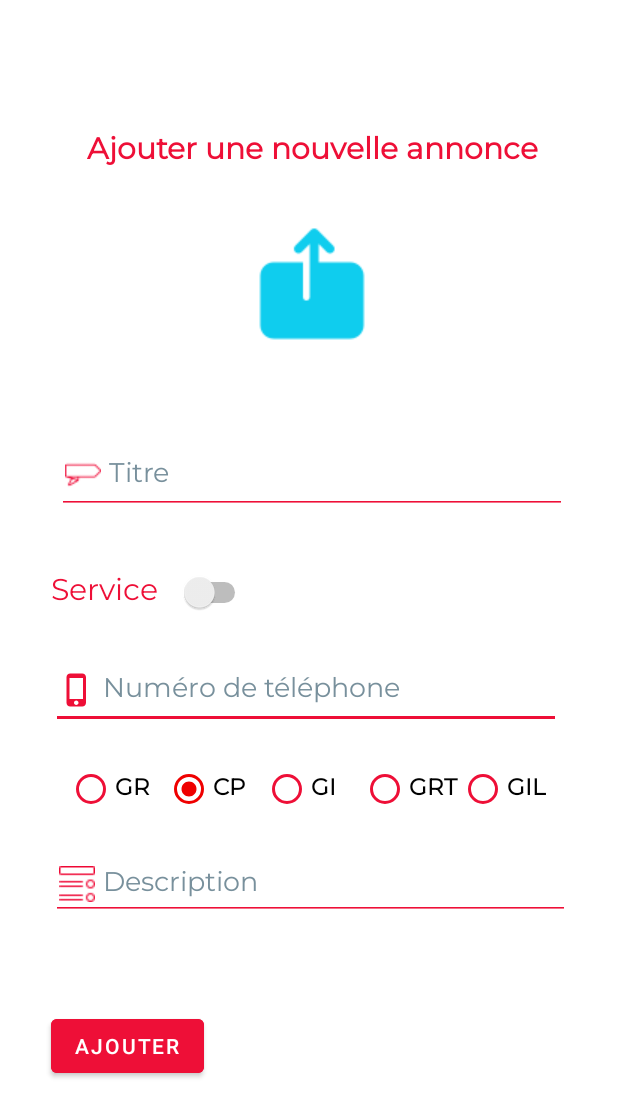
After one commit to ZakariaDani/Education_Store, an Android app: the AddNewAnnouncement screen opened directly, with no data from a screen before it, on a phone screen of 412 x 824 dp. The commit adds this screen. Shown: the top 1117 px of the screen. Run offline under Robolectric (Android 15) with nearby library versions, the phone set to English and light mode, and no system bars; our stand-ins replace Firebase (no records; nobody signed in at launch, a user with empty details on screens opened directly); 4 statements that could not run were skipped.

Commit message:
add new annoucement

```diff
--- /dev/null
+++ b/app/src/main/java/com/example/ensamarketplace/AddNewAnnouncement.java
@@ -0,0 +1,166 @@
+package com.example.ensamarketplace;
+import android.content.Intent;
+import android.graphics.Color;
+import android.os.Bundle;
+import android.provider.MediaStore;
+import android.view.View;
+import android.view.Window;
+import android.view.WindowManager;
+import android.widget.Button;
+import android.widget.CompoundButton;
+import android.widget.EditText;
+import android.widget.ImageView;
+import android.widget.ProgressBar;
+import android.widget.RadioButton;
+import android.widget.RadioGroup;
+import android.widget.Switch;
+import android.widget.Toast;
+
+import androidx.annotation.NonNull;
+import androidx.annotation.Nullable;
+import androidx.appcompat.app.AppCompatActivity;
+
+import com.example.ensamarketplace.model.Announcement;
+import com.example.ensamarketplace.model.User;
+import com.google.android.gms.tasks.OnCompleteListener;
+import com.google.android.gms.tasks.OnFailureListener;
+import com.google.android.gms.tasks.OnSuccessListener;
+import com.google.android.gms.tasks.Task;
+import com.google.firebase.auth.AuthResult;
+import com.google.firebase.auth.FirebaseAuth;
+import com.google.firebase.firestore.DocumentReference;
+import com.google.firebase.firestore.DocumentSnapshot;
+import com.google.firebase.firestore.FirebaseFirestore;
+
+public class AddNewAnnouncement extends AppCompatActivity {
+    EditText titre;
+    EditText phone;
+    EditText description;
+    RadioGroup branch;
+    ProgressBar loadingIcon;
+    Switch serviceSwitch;
+    User user;
+    ImageView uploadImage;
+    String titreInput, phoneInput, descriptionInput, typeInput="produit", branchInput, imageInput;
+    private final FirebaseFirestore firestore = FirebaseFirestore.getInstance();
+    private final FirebaseAuth firebaseAuth = FirebaseAuth.getInstance();
+    private final int GALLERY_REQ_CODE = 1000;
+
+    @Override
+    protected void onCreate(Bundle savedInstanceState) {
+        super.onCreate(savedInstanceState);
+        requestWindowFeature(Window.FEATURE_NO_TITLE);
+        this.getWindow().setFlags(
+                WindowManager.LayoutParams.FLAG_FULLSCREEN,WindowManager.LayoutParams.FLAG_FULLSCREEN);
+
+        getSupportActionBar().hide();
+        setContentView(R.layout.activity_add_new_announcement);
+        titre = findViewById(R.id.titre);
+        phone =(EditText) findViewById(R.id.phone);
+        branch = findViewById(R.id.branch);
+        description = findViewById(R.id.description);
+        loadingIcon = findViewById(R.id.loadingIcon);
+        serviceSwitch = findViewById(R.id.switchService);
+        uploadImage = findViewById(R.id.uploadImage);
+        user = getConnectedUser();
+    }
+
+    public void uploadImage(View view) {
+        Intent iGallery = new Intent(Intent.ACTION_PICK);
+        iGallery.setData(MediaStore.Images.Media.EXTERNAL_CONTENT_URI);
+        startActivityForResult(iGallery, GALLERY_REQ_CODE);
+    }
+
+    @Override
+    protected void onActivityResult(int requestCode, int resultCode, @Nullable Intent data) {
+        super.onActivityResult(requestCode, resultCode, data);
+        if(resultCode==RESULT_OK) {
+            if(requestCode == GALLERY_REQ_CODE) {
+                uploadImage.setImageURI(data.getData());
+                imageInput = data.getDataString();
+            }
+        }
+    }
+
+
+    public void addNewAnnouncement(View view) {
+        serviceSwitch.setOnCheckedChangeListener((buttonView, isChecked) -> {
+            typeInput = isChecked ? "service":"produit";
+            System.out.println(isChecked);
+        });
+        titreInput = titre.getText().toString();
+        phoneInput = phone.getText().toString();
+        descriptionInput = description.getText().toString();
+        RadioButton radio = findViewById(branch.getCheckedRadioButtonId());
+        branchInput = radio.getText().toString();
+        boolean validateForm = validateForm();
+        if(validateForm){
+            enableLoadingAnimation();
+            Announcement announcement = new Announcement(titreInput, typeInput, imageInput, branchInput, phoneInput, descriptionInput, firebaseAuth.getCurrentUser().getUid());
+            System.out.println(announcement);
+            //saveAnnouncement(announcement);
+        }
+
+
+    }
+
+    public void saveAnnouncement(Announcement announcement){
+        firestore.collection("Announcement").add(announcement)
+                .addOnSuccessListener(
+                        (OnSuccessListener) o -> showMessage("Votre annonce a été creé avec succée")
+                )
+                .addOnFailureListener(
+                        e -> showMessage("notre serveur est en service pour le moment")
+                ).addOnCompleteListener(
+                        (OnCompleteListener<Void>) task -> disableLoadingAnimation()
+                );
+    }
+
+    public boolean validateForm(){
+        boolean validForm = false;
+
+        if (titreInput.isEmpty() ||
+                typeInput.isEmpty() || branchInput.isEmpty() || phoneInput.isEmpty() || descriptionInput.isEmpty() ) {
+            showMessage("Tous les champs doivent etre remplis");
+        }else if (!phoneInput.matches("^0[5-8][0-9]+$")) {
+            showMessage("Ce numéro de téléphone est invalide");
+        }
+        else{
+            validForm = true;
+        }
+        return validForm;
+    }
+    public User getConnectedUser() {
+        User user = new User();
+        DocumentReference docRef = firestore.collection("Users").document(firebaseAuth.getCurrentUser().getUid());
+        docRef.get().addOnCompleteListener(task -> {
+            if (task.isSuccessful()) {
+                DocumentSnapshot document = task.getResult();
+                user.setName(document.get("name").toString());
+                user.setEmail(document.get("email").toString());
+                user.setPhone(document.get("phone").toString());
+                user.setBranch(document.get("branch").toString());
+                phone.setText(user.getPhone());
+                if (document.exists()) {
+                    System.out.println("data: " + user);
+                } else {
+                    System.out.println("No such document");
+                }
+            } else {
+                System.out.println("get failed with "+ task.getException());
+            }
+        });
+        return user;
+    }
+    public void showMessage(String errorMessage){
+        Toast.makeText(this,errorMessage,Toast.LENGTH_SHORT).show();
+    }
+
+    public void enableLoadingAnimation(){
+        loadingIcon.setVisibility(View.VISIBLE);
+    }
+
+    public void disableLoadingAnimation(){
+        loadingIcon.setVisibility(View.INVISIBLE);
+    }
+}
--- a/app/src/main/java/com/example/ensamarketplace/RegisterActivity.java
+++ b/app/src/main/java/com/example/ensamarketplace/RegisterActivity.java
@@ -8,8 +8,6 @@ import android.os.Bundle;
 import android.view.View;
 import android.view.Window;
 import android.view.WindowManager;
-import android.view.animation.Animation;
-import android.view.animation.AnimationUtils;
 import android.widget.EditText;
 import android.widget.ProgressBar;
 import android.widget.RadioButton;
--- /dev/null
+++ b/app/src/main/res/layout/activity_add_new_announcement.xml
@@ -0,0 +1,205 @@
+<?xml version="1.0" encoding="utf-8"?>
+<androidx.constraintlayout.widget.ConstraintLayout xmlns:android="http://schemas.android.com/apk/res/android"
+    xmlns:app="http://schemas.android.com/apk/res-auto"
+    xmlns:tools="http://schemas.android.com/tools"
+    style="@style/input"
+    android:layout_width="match_parent"
+    android:layout_height="match_parent"
+    android:background="#00DF1818"
+    android:backgroundTint="#FFFFFF"
+    android:backgroundTintMode="screen"
+    android:foregroundTint="#FFFFFF"
+    tools:context=".LoginActivity">
+
+    <androidx.constraintlayout.widget.ConstraintLayout
+        android:id="@+id/constraintLayout"
+        android:layout_width="380dp"
+        android:layout_height="702dp"
+        app:layout_constraintBottom_toBottomOf="parent"
+        app:layout_constraintEnd_toEndOf="parent"
+        app:layout_constraintHorizontal_bias="0.483"
+        app:layout_constraintStart_toStartOf="parent"
+        app:layout_constraintTop_toTopOf="parent"
+        app:layout_constraintVertical_bias="0.551">
+
+
+        <TextView
+            android:id="@+id/textView3"
+            style="@style/authentication_title"
+            android:layout_width="wrap_content"
+            android:layout_height="wrap_content"
+            android:layout_marginBottom="12dp"
+            android:fontFamily="@font/montserrat"
+            android:text="@string/add_new_ann"
+            android:textColor="@color/main_color"
+            android:textSize="20sp"
+            app:layout_constraintBottom_toTopOf="@+id/uploadImage"
+            app:layout_constraintEnd_toEndOf="parent"
+            app:layout_constraintStart_toStartOf="parent" />
+
+        <EditText
+            android:id="@+id/phone"
+            style="@style/input"
+            android:layout_width="340dp"
+            android:layout_height="51dp"
+            android:layout_marginTop="16dp"
+            android:drawableLeft="@drawable/ic_baseline_phone_iphone_24"
+            android:ems="10"
+            android:hint="@string/auth_phone_hint"
+            android:inputType="phone"
+            android:textColor="#000000"
+            android:textColorHint="#78909C"
+            app:layout_constraintEnd_toEndOf="parent"
+            app:layout_constraintHorizontal_bias="0.4"
+            app:layout_constraintStart_toStartOf="parent"
+            app:layout_constraintTop_toBottomOf="@+id/switchService" />
+
+        <EditText
+            android:id="@+id/description"
+            style="@style/input"
+            android:layout_width="346dp"
+            android:layout_height="wrap_content"
+            android:layout_marginTop="20dp"
+            android:drawableStart="@drawable/ic_description"
+            android:ems="10"
+            android:gravity="start"
+            android:hint="@string/ann_desc"
+            android:inputType="text"
+            android:lines="8"
+            android:maxLines="10"
+            android:minLines="6"
+            android:textColor="#000000"
+            android:textColorHint="@color/gray"
+            app:layout_constraintEnd_toEndOf="parent"
+            app:layout_constraintHorizontal_bias="0.47"
+            app:layout_constraintStart_toStartOf="parent"
+            app:layout_constraintTop_toBottomOf="@+id/branch" />
+
+        <RadioGroup
+            android:id="@+id/branch"
+            android:layout_width="wrap_content"
+            android:layout_height="40dp"
+            android:layout_marginTop="20dp"
+            android:orientation="horizontal"
+            app:layout_constraintEnd_toEndOf="parent"
+            app:layout_constraintStart_toStartOf="parent"
+            app:layout_constraintTop_toBottomOf="@+id/phone">
+
+            <RadioButton
+                android:id="@+id/radioButton3"
+                style="@style/branch"
+                android:layout_width="65dp"
+                android:layout_height="wrap_content"
+                android:text="@string/ge"
+                tools:ignore="TouchTargetSizeCheck" />
+
+            <RadioButton
+                android:id="@+id/radioButton"
+                style="@style/branch"
+                android:layout_width="65dp"
+                android:layout_height="wrap_content"
+                android:backgroundTint="@color/black"
+                android:buttonTint="#EF0000"
+                android:checked="true"
+                android:text="@string/cp"
+                tools:ignore="TouchTargetSizeCheck" />
+
+            <RadioButton
+                android:id="@+id/radioButton5"
+                style="@style/branch"
+                android:layout_width="65dp"
+                android:layout_height="wrap_content"
+                android:text="@string/gi"
+                tools:ignore="TouchTargetSizeCheck" />
+
+            <RadioButton
+                android:id="@+id/radioButton4"
+                style="@style/branch"
+                android:layout_width="65dp"
+                android:layout_height="wrap_content"
+                android:text="@string/grt"
+                tools:ignore="TouchTargetSizeCheck" />
+
+            <RadioButton
+                android:id="@+id/radioButton2"
+                style="@style/branch"
+                android:layout_width="65dp"
+                android:layout_height="wrap_content"
+                android:text="@string/glm"
+                tools:ignore="TouchTargetSizeCheck" />
+
+        </RadioGroup>
+
+
+        <Button
+            android:id="@+id/addbutton"
+            android:layout_width="0dp"
+            android:layout_height="wrap_content"
+            android:layout_marginStart="16dp"
+            android:layout_marginTop="60dp"
+            android:backgroundTint="@color/main_color"
+            android:onClick="addNewAnnouncement"
+            android:text="@string/ann_add"
+            android:textColor="#FFFFFF"
+            app:layout_constraintStart_toStartOf="parent"
+            app:layout_constraintTop_toBottomOf="@+id/description" />
+
+        <EditText
+            android:id="@+id/titre"
+            style="@style/input"
+            android:layout_width="340dp"
+            android:layout_height="51dp"
+            android:layout_marginTop="224dp"
+            android:drawableLeft="@drawable/ic_title"
+            android:ems="10"
+            android:hint="@string/ann_title"
+            android:inputType="textEmailAddress"
+            android:textColor="#000000"
+            android:textColorHint="#78909C"
+            app:layout_constraintEnd_toEndOf="parent"
+            app:layout_constraintStart_toStartOf="parent"
+            app:layout_constraintTop_toTopOf="parent" />
+
+        <ImageView
+            android:id="@+id/uploadImage"
+            android:layout_width="wrap_content"
+            android:layout_height="140dp"
+            android:layout_marginBottom="24dp"
+            android:contentDescription="@string/upload_img"
+            android:onClick="uploadImage"
+            app:layout_constraintBottom_toTopOf="@+id/titre"
+            app:layout_constraintEnd_toEndOf="parent"
+            app:layout_constraintStart_toStartOf="parent"
+            app:srcCompat="@drawable/ic_upload" />
+
+        <ProgressBar
+            android:id="@+id/loadingIcon"
+            style="@style/loadingIcon"
+            android:layout_width="102dp"
+            android:layout_height="108dp"
+            android:indeterminateTint="@color/loading_color"
+            android:rotation="6"
+            app:layout_constraintBottom_toBottomOf="parent"
+            app:layout_constraintEnd_toEndOf="parent"
+            app:layout_constraintHorizontal_bias="0.51"
+            app:layout_constraintStart_toStartOf="parent"
+            app:layout_constraintTop_toTopOf="parent"
+            app:layout_constraintVertical_bias="0.442" />
+
+        <Switch
+            android:id="@+id/switchService"
+            android:layout_width="133dp"
+            android:layout_height="48dp"
+            android:layout_marginTop="28dp"
+            android:fontFamily="@font/montserrat"
+            android:text="@string/service"
+            android:textColor="@color/main_color"
+            android:textSize="9pt"
+            app:layout_constraintEnd_toEndOf="parent"
+            app:layout_constraintHorizontal_bias="0.064"
+            app:layout_constraintStart_toStartOf="parent"
+            app:layout_constraintTop_toBottomOf="@+id/titre" />
+
+    </androidx.constraintlayout.widget.ConstraintLayout>
+
+</androidx.constraintlayout.widget.ConstraintLayout>
--- a/app/src/main/res/values/colors.xml
+++ b/app/src/main/res/values/colors.xml
@@ -10,6 +10,7 @@
     <color name="gray">#78909C</color>
     <color name="white">#FFFFFFFF</color>
     <color name="main_color">#ee0f37</color>
+    <color name="second_color">#16AA69</color>
     <color name="loading_color">#2192FF</color>
 
 </resources>
--- a/app/src/main/res/values/strings.xml
+++ b/app/src/main/res/values/strings.xml
@@ -4,6 +4,15 @@
 
     <string name="login">Login</string>
     <string name="register">Register</string>
+    <string name="add_new_ann">Ajouter une nouvelle annonce</string>
+    <string name="ann_title">Titre</string>
+    <string name="ann_type">Type</string>
+    <string name="ann_fici">Filière ciblée</string>
+    <string name="ann_desc">Description</string>
+    <string name="ann_img">Image</string>
+    <string name="ann_add">Ajouter</string>
+    <string name="ann_serv">Service</string>
+    <string name="ann_prod">Produit</string>
     <string name="email">Email</string>
     <string name="password">Password</string>
     <string name="auth_email_hint">Adresse email</string>
@@ -13,13 +22,15 @@
     <string name="auth_phone_hint">Numéro de téléphone</string>
     <string name="vous_avez_pas_de_compte">Vous n avez pas de compte?</string>
     <string name="creer_un">Créer un</string>
+    <string name="upload_img">Ajouter une image</string>
     <string name="vous_avez_deja_un_compte">Vous avez déja un compte?</string>
     <string name="gi">GI</string>
     <string name="cp">CP</string>
     <string name="ge">GR</string>
     <string name="grt">GRT</string>
-    <string name="glm">GLM</string>
+    <string name="glm">GIL</string>
     <string name="elmcs">elmcs</string>
-
+    <string name="service">Service</string>
+    <string name="product">Produit</string>
 
 </resources>
--- a/app/src/main/res/values/styles.xml
+++ b/app/src/main/res/values/styles.xml
@@ -23,7 +23,7 @@
         <item name="android:drawablePadding">5dp</item>
         <item name="android:paddingStart">5dp</item>
         <item name="android:textColorHint">@color/gray</item>
->    </style>
+    </style>
 
     <style name="background_container">
         <item name="android:background">@color/main_color</item>
```
Also changed, not shown: app/src/main/AndroidManifest.xml (+7 -0 lines), app/src/main/java/com/example/ensamarketplace/LoginActivity.java (+9 -1 lines), app/src/main/java/com/example/ensamarketplace/model/Announcement.java (added, +90 -0 lines), app/src/main/java/com/example/ensamarketplace/model/User.java (+10 -0 lines), app/src/main/res/drawable-v24/ic_description.png (added), app/src/main/res/drawable-v24/ic_title.png (added), app/src/main/res/drawable/ic_upload.png (added).
